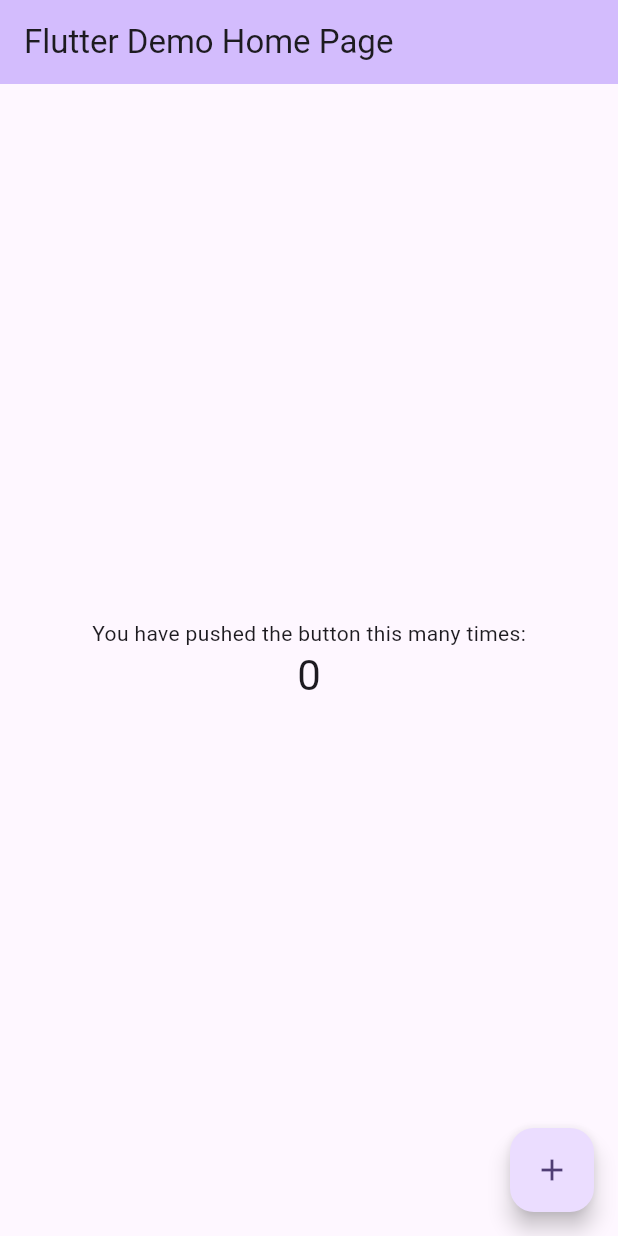
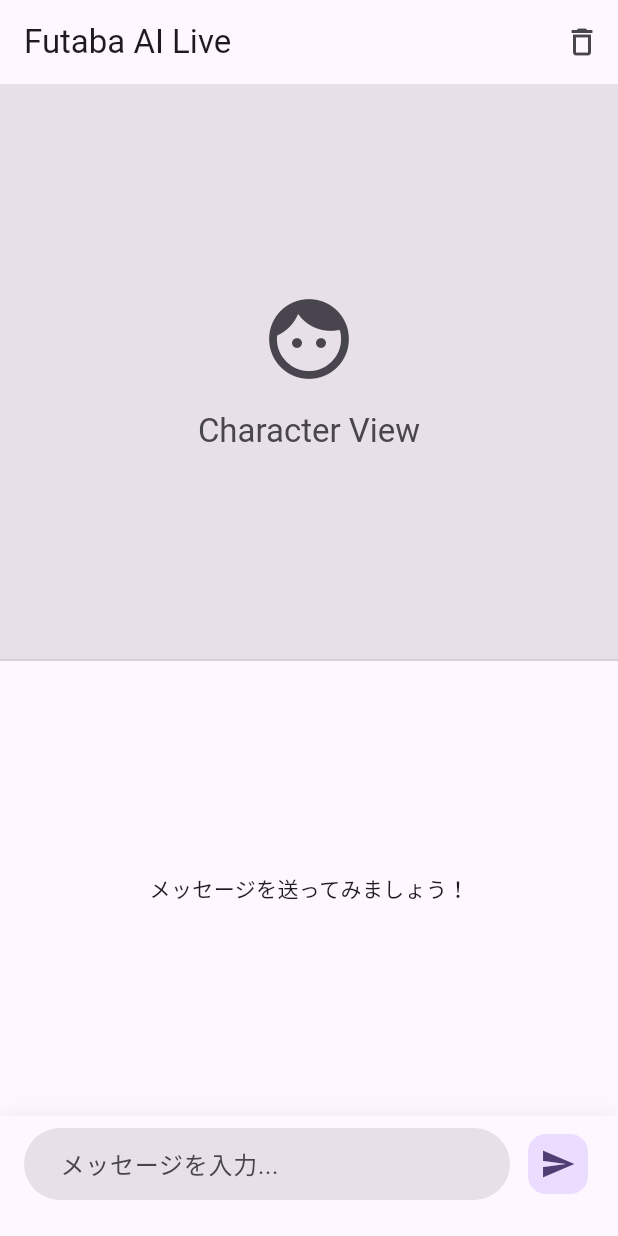
Before and after one commit to fuurin/futaba_ai_live, a Flutter app: the screen it shows after launch, on a phone screen of 412 x 824 dp. Run offline on Flutter 3.47's test engine with Material 3 defaults, Android fonts, the phone set to English and light mode, and no system bars; our stand-ins replace flutter_riverpod, freezed_annotation, hive, hive_flutter, riverpod_annotation; accounts and stored records are empty; generated files the repository leaves out were written again.

Commit message:
チャット画面のベース作成

```diff
--- a/lib/main.dart
+++ b/lib/main.dart
@@ -1,122 +1,45 @@
 import 'package:flutter/material.dart';
+import 'package:flutter_riverpod/flutter_riverpod.dart';
+import 'package:hive_flutter/hive_flutter.dart';
+import 'package:futaba_ai_live/src/data/hive_chat_repository.dart';
+import 'package:futaba_ai_live/src/domain/message.dart';
+import 'package:futaba_ai_live/src/state/chat_provider.dart';
+import 'package:futaba_ai_live/src/presentation/chat_screen.dart';
 
-void main() {
-  runApp(const MyApp());
+void main() async {
+  WidgetsFlutterBinding.ensureInitialized();
+
+  // Hive Initialization
+  await Hive.initFlutter();
+  Hive.registerAdapter(MessageAdapter());
+
+  // Open Box
+  final messageBox = await Hive.openBox<Message>('messages');
+  final chatRepository = HiveChatRepository(messageBox);
+
+  runApp(
+    ProviderScope(
+      overrides: [
+        chatRepositoryProvider.overrideWithValue(chatRepository),
+      ],
+      child: const MyApp(),
+    ),
+  );
 }
 
 class MyApp extends StatelessWidget {
   const MyApp({super.key});
 
-  // This widget is the root of your application.
   @override
   Widget build(BuildContext context) {
     return MaterialApp(
-      title: 'Flutter Demo',
+      title: 'Futaba AI Live',
       theme: ThemeData(
-        // This is the theme of your application.
-        //
-        // TRY THIS: Try running your application with "flutter run". You'll see
-        // the application has a purple toolbar. Then, without quitting the app,
-        // try changing the seedColor in the colorScheme below to Colors.green
-        // and then invoke "hot reload" (save your changes or press the "hot
-        // reload" button in a Flutter-supported IDE, or press "r" if you used
-        // the command line to start the app).
-        //
-        // Notice that the counter didn't reset back to zero; the application
-        // state is not lost during the reload. To reset the state, use hot
-        // restart instead.
-        //
-        // This works for code too, not just values: Most code changes can be
-        // tested with just a hot reload.
         colorScheme: ColorScheme.fromSeed(seedColor: Colors.deepPurple),
+        useMaterial3: true,
       ),
-      home: const MyHomePage(title: 'Flutter Demo Home Page'),
+      home: const ChatScreen(),
+      debugShowCheckedModeBanner: false,
     );
   }
 }
-
-class MyHomePage extends StatefulWidget {
-  const MyHomePage({super.key, required this.title});
-
-  // This widget is the home page of your application. It is stateful, meaning
-  // that it has a State object (defined below) that contains fields that affect
-  // how it looks.
-
-  // This class is the configuration for the state. It holds the values (in this
-  // case the title) provided by the parent (in this case the App widget) and
-  // used by the build method of the State. Fields in a Widget subclass are
-  // always marked "final".
-
-  final String title;
-
-  @override
-  State<MyHomePage> createState() => _MyHomePageState();
-}
-
-class _MyHomePageState extends State<MyHomePage> {
-  int _counter = 0;
-
-  void _incrementCounter() {
-    setState(() {
-      // This call to setState tells the Flutter framework that something has
-      // changed in this State, which causes it to rerun the build method below
-      // so that the display can reflect the updated values. If we changed
-      // _counter without calling setState(), then the build method would not be
-      // called again, and so nothing would appear to happen.
-      _counter++;
-    });
-  }
-
-  @override
-  Widget build(BuildContext context) {
-    // This method is rerun every time setState is called, for instance as done
-    // by the _incrementCounter method above.
-    //
-    // The Flutter framework has been optimized to make rerunning build methods
-    // fast, so that you can just rebuild anything that needs updating rather
-    // than having to individually change instances of widgets.
-    return Scaffold(
-      appBar: AppBar(
-        // TRY THIS: Try changing the color here to a specific color (to
-        // Colors.amber, perhaps?) and trigger a hot reload to see the AppBar
-        // change color while the other colors stay the same.
-        backgroundColor: Theme.of(context).colorScheme.inversePrimary,
-        // Here we take the value from the MyHomePage object that was created by
-        // the App.build method, and use it to set our appbar title.
-        title: Text(widget.title),
-      ),
-      body: Center(
-        // Center is a layout widget. It takes a single child and positions it
-        // in the middle of the parent.
-        child: Column(
-          // Column is also a layout widget. It takes a list of children and
-          // arranges them vertically. By default, it sizes itself to fit its
-          // children horizontally, and tries to be as tall as its parent.
-          //
-          // Column has various properties to control how it sizes itself and
-          // how it positions its children. Here we use mainAxisAlignment to
-          // center the children vertically; the main axis here is the vertical
-          // axis because Columns are vertical (the cross axis would be
-          // horizontal).
-          //
-          // TRY THIS: Invoke "debug painting" (choose the "Toggle Debug Paint"
-          // action in the IDE, or press "p" in the console), to see the
-          // wireframe for each widget.
-          mainAxisAlignment: MainAxisAlignment.center,
-          children: <Widget>[
-            const Text('You have pushed the button this many times:'),
-            Text(
-              '$_counter',
-              style: Theme.of(context).textTheme.headlineMedium,
-            ),
-          ],
-        ),
-      ),
-      floatingActionButton: FloatingActionButton(
-        onPressed: _incrementCounter,
-        tooltip: 'Increment',
-        child: const Icon(Icons.add),
-      ), // This trailing comma makes auto-formatting nicer for build methods.
-    );
-  }
-}
--- /dev/null
+++ b/lib/src/presentation/chat_screen.dart
@@ -0,0 +1,62 @@
+import 'package:flutter/material.dart';
+import 'package:flutter_riverpod/flutter_riverpod.dart';
+import 'package:futaba_ai_live/src/state/chat_provider.dart';
+import 'package:futaba_ai_live/src/presentation/widgets/character_view.dart';
+import 'package:futaba_ai_live/src/presentation/widgets/chat_view.dart';
+
+class ChatScreen extends ConsumerWidget {
+  const ChatScreen({super.key});
+
+  @override
+  Widget build(BuildContext context, WidgetRef ref) {
+    return Scaffold(
+      resizeToAvoidBottomInset: true,
+      appBar: AppBar(
+        title: const Text('Futaba AI Live'),
+        actions: [
+          IconButton(
+            icon: const Icon(Icons.delete_outline),
+            onPressed: () async {
+              final confirmed = await showDialog<bool>(
+                context: context,
+                builder: (context) {
+                  return AlertDialog(
+                    title: const Text('履歴の削除'),
+                    content: const Text('本当にすべてのメッセージを削除しますか？'),
+                    actions: [
+                      TextButton(
+                        onPressed: () => Navigator.pop(context, false),
+                        child: const Text('キャンセル'),
+                      ),
+                      TextButton(
+                        onPressed: () => Navigator.pop(context, true),
+                        child: const Text('削除'),
+                      ),
+                    ],
+                  );
+                },
+              );
+
+              if (confirmed == true) {
+                await ref.read(chatProvider.notifier).clearMessages();
+              }
+            },
+          ),
+        ],
+      ),
+      body: Column(
+        children: [
+          const Expanded(
+            flex: 1,
+            child: CharacterView(),
+          ),
+          const Divider(height: 1),
+          const Expanded(
+            flex: 1,
+            child: ChatView(),
+          ),
+        ],
+      ),
+    );
+  }
+}
--- /dev/null
+++ b/lib/src/presentation/widgets/character_view.dart
@@ -0,0 +1,32 @@
+import 'package:flutter/material.dart';
+
+class CharacterView extends StatelessWidget {
+  const CharacterView({super.key});
+
+  @override
+  Widget build(BuildContext context) {
+    return Container(
+      color: Theme.of(context).colorScheme.surfaceContainerHighest,
+      width: double.infinity,
+      child: Center(
+        child: Column(
+          mainAxisAlignment: MainAxisAlignment.center,
+          children: [
+            Icon(
+              Icons.face,
+              size: 64,
+              color: Theme.of(context).colorScheme.onSurfaceVariant,
+            ),
+            const SizedBox(height: 16),
+            Text(
+              'Character View',
+              style: Theme.of(context).textTheme.titleLarge?.copyWith(
+                    color: Theme.of(context).colorScheme.onSurfaceVariant,
+                  ),
+            ),
+          ],
+        ),
+      ),
+    );
+  }
+}
--- /dev/null
+++ b/lib/src/presentation/widgets/chat_view.dart
@@ -0,0 +1,186 @@
+import 'package:flutter/material.dart';
+import 'package:flutter_riverpod/flutter_riverpod.dart';
+import 'package:intl/intl.dart';
+import 'package:futaba_ai_live/src/state/chat_provider.dart';
+import 'package:futaba_ai_live/src/domain/message.dart';
+
+class ChatView extends ConsumerStatefulWidget {
+  const ChatView({super.key});
+
+  @override
+  ConsumerState<ChatView> createState() => _ChatViewState();
+}
+
+class _ChatViewState extends ConsumerState<ChatView> {
+  final TextEditingController _controller = TextEditingController();
+  final ScrollController _scrollController = ScrollController();
+
+  @override
+  void dispose() {
+    _controller.dispose();
+    _scrollController.dispose();
+    super.dispose();
+  }
+
+  void _sendMessage() {
+    final text = _controller.text.trim();
+    if (text.isEmpty) return;
+
+    ref.read(chatProvider.notifier).sendMessage(text);
+    _controller.clear();
+
+    WidgetsBinding.instance.addPostFrameCallback((_) {
+      _scrollToBottom();
+    });
+  }
+
+  void _scrollToBottom() {
+    if (_scrollController.hasClients) {
+      _scrollController.animateTo(
+        _scrollController.position.maxScrollExtent,
+        duration: const Duration(milliseconds: 300),
+        curve: Curves.easeOut,
+      );
+    }
+  }
+
+  @override
+  Widget build(BuildContext context) {
+    final chatState = ref.watch(chatProvider);
+
+    ref.listen(chatProvider, (prev, next) {
+      if (next is AsyncData && next.value != null && (prev?.value?.length ?? 0) < next.value!.length) {
+        Future.delayed(const Duration(milliseconds: 100), () {
+          _scrollToBottom();
+        });
+      }
+    });
+
+    return Column(
+      children: [
+        Expanded(
+          child: chatState.when(
+            data: (messages) {
+              if (messages.isEmpty) {
+                return const Center(child: Text('メッセージを送ってみましょう！'));
+              }
+              return ListView.builder(
+                controller: _scrollController,
+                padding: const EdgeInsets.all(16),
+                itemCount: messages.length,
+                itemBuilder: (context, index) {
+                  final message = messages[index];
+                  return _ChatBubble(message: message);
+                },
+              );
+            },
+            error: (err, stack) => Center(child: Text('Error: $err')),
+            loading: () => const Center(child: CircularProgressIndicator()),
+          ),
+        ),
+        _MessageInput(
+          controller: _controller,
+          onSend: _sendMessage,
+        ),
+      ],
+    );
+  }
+}
+
+class _ChatBubble extends StatelessWidget {
+  final Message message;
+
+  const _ChatBubble({required this.message});
+
+  @override
+  Widget build(BuildContext context) {
+    final isUser = message.isUser;
+    final timeFormat = DateFormat('HH:mm');
+
+    return Align(
+      alignment: isUser ? Alignment.centerRight : Alignment.centerLeft,
+      child: Container(
+        margin: const EdgeInsets.symmetric(vertical: 4),
+        padding: const EdgeInsets.symmetric(horizontal: 16, vertical: 10),
+        decoration: BoxDecoration(
+          color: isUser ? Theme.of(context).colorScheme.primaryContainer : Theme.of(context).colorScheme.secondaryContainer,
+          borderRadius: BorderRadius.only(
+            topLeft: const Radius.circular(12),
+            topRight: const Radius.circular(12),
+            bottomLeft: isUser ? const Radius.circular(12) : Radius.zero,
+            bottomRight: isUser ? Radius.zero : const Radius.circular(12),
+          ),
+        ),
+        constraints: BoxConstraints(maxWidth: MediaQuery.of(context).size.width * 0.75),
+        child: Column(
+          crossAxisAlignment: CrossAxisAlignment.start,
+          mainAxisSize: MainAxisSize.min,
+          children: [
+            Text(
+              message.content,
+              style: Theme.of(context).textTheme.bodyLarge,
+            ),
+            const SizedBox(height: 4),
+            Text(
+              timeFormat.format(message.timestamp),
+              style: Theme.of(context).textTheme.labelSmall?.copyWith(
+                color: Theme.of(context).colorScheme.onSurfaceVariant.withValues(alpha: 0.7),
+              ),
+            ),
+          ],
+        ),
+      ),
+    );
+  }
+}
+
+class _MessageInput extends StatelessWidget {
+  final TextEditingController controller;
+  final VoidCallback onSend;
+
+  const _MessageInput({required this.controller, required this.onSend});
+
+  @override
+  Widget build(BuildContext context) {
+    return Container(
+      padding: const EdgeInsets.fromLTRB(16, 8, 16, 24),
+      decoration: BoxDecoration(
+        color: Theme.of(context).colorScheme.surface,
+        boxShadow: [
+          BoxShadow(
+            color: Colors.black.withValues(alpha: 0.05),
+            offset: const Offset(0, -2),
+            blurRadius: 10,
+          )
+        ],
+      ),
+      child: Row(
+        children: [
+          Expanded(
+            child: TextField(
+              controller: controller,
+              decoration: InputDecoration(
+                hintText: 'メッセージを入力...',
+                border: OutlineInputBorder(
+                  borderRadius: BorderRadius.circular(24),
+                  borderSide: BorderSide.none,
+                ),
+                filled: true,
+                contentPadding: const EdgeInsets.symmetric(horizontal: 20, vertical: 10),
+              ),
+              textInputAction: TextInputAction.send,
+              onSubmitted: (_) => onSend(),
+            ),
+          ),
+          const SizedBox(width: 8),
+          FloatingActionButton(
+            onPressed: onSend,
+            mini: true,
+            elevation: 0,
+            child: const Icon(Icons.send),
+          ),
+        ],
+      ),
+    );
+  }
+}
```
Also changed, not shown: lib/src/data/hive_chat_repository.dart (added, +25 -0 lines), lib/src/domain/chat_repository_interface.dart (added, +7 -0 lines), lib/src/domain/message.dart (added, +18 -0 lines), lib/src/state/chat_provider.dart (added, +69 -0 lines), pubspec.yaml (+20 -0 lines), lib/src/domain/message.freezed.dart (added), lib/src/domain/message.g.dart (added), lib/src/state/chat_provider.g.dart (added), pubspec.lock, 8 other files.
